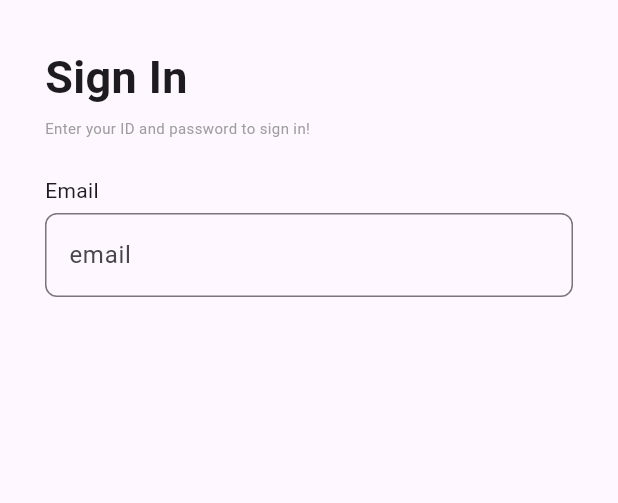
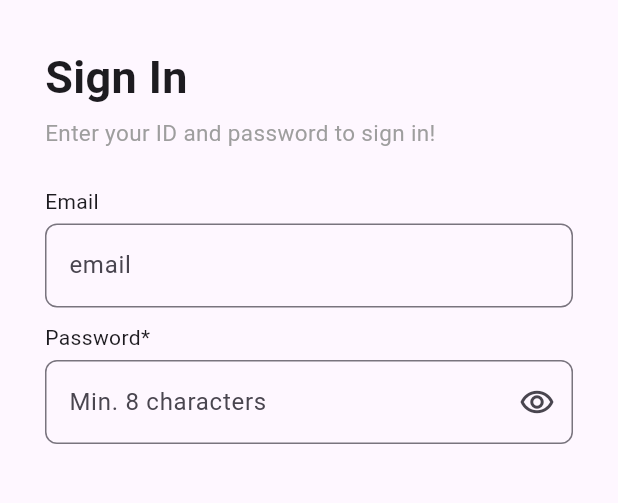
Before and after one commit to BungaDOR/uts_mobileProggraming, a Flutter app: the screen it shows after launch, on a phone screen of 412 x 824 dp, the part 354-857 px from its top. Run offline on Flutter 3.47's test engine with Material 3 defaults, Android fonts, the phone set to English and light mode, and no system bars.

Commit message:
password

```diff
--- a/lib/uts/login_activity.dart
+++ b/lib/uts/login_activity.dart
@@ -38,7 +38,7 @@ class LoginActivity extends StatelessWidget {
                 ),),
                 SizedBox(height: 5,),
                 Text("Enter your ID and password to sign in!",style: TextStyle(
-                  fontSize: 10, color: Colors.grey
+                  fontSize: 15, color: Colors.grey
                 ),),
                 SizedBox(height: 25,),
                 Text("Email"),
@@ -46,6 +46,16 @@ class LoginActivity extends StatelessWidget {
                 TextField(
                   decoration: InputDecoration(
                     hintText: "email",
+                    border: OutlineInputBorder(borderRadius: BorderRadius.circular(8))
+                  ),
+                ),
+                SizedBox(height: 10,),
+                Text("Password*"),
+                SizedBox(height: 5,),
+                TextField(
+                  decoration: InputDecoration(
+                    hintText: "Min. 8 characters",
+                    suffixIcon: Icon(Icons.remove_red_eye_outlined),
                     border: OutlineInputBorder(borderRadius: BorderRadius.circular(8))
                   ),
                 )
```
